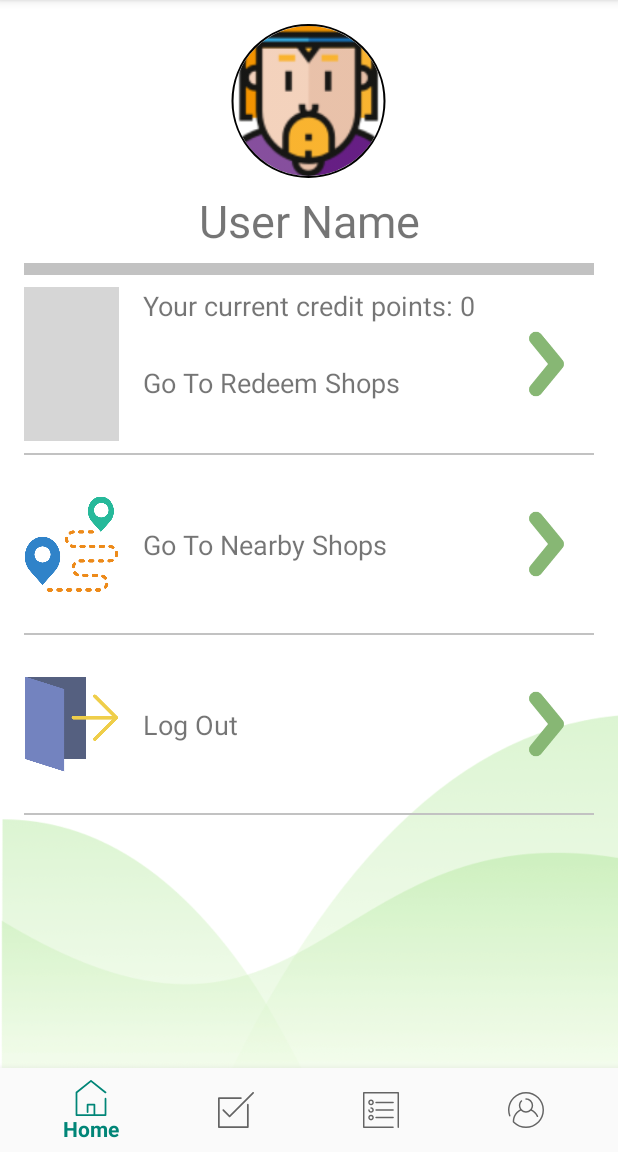
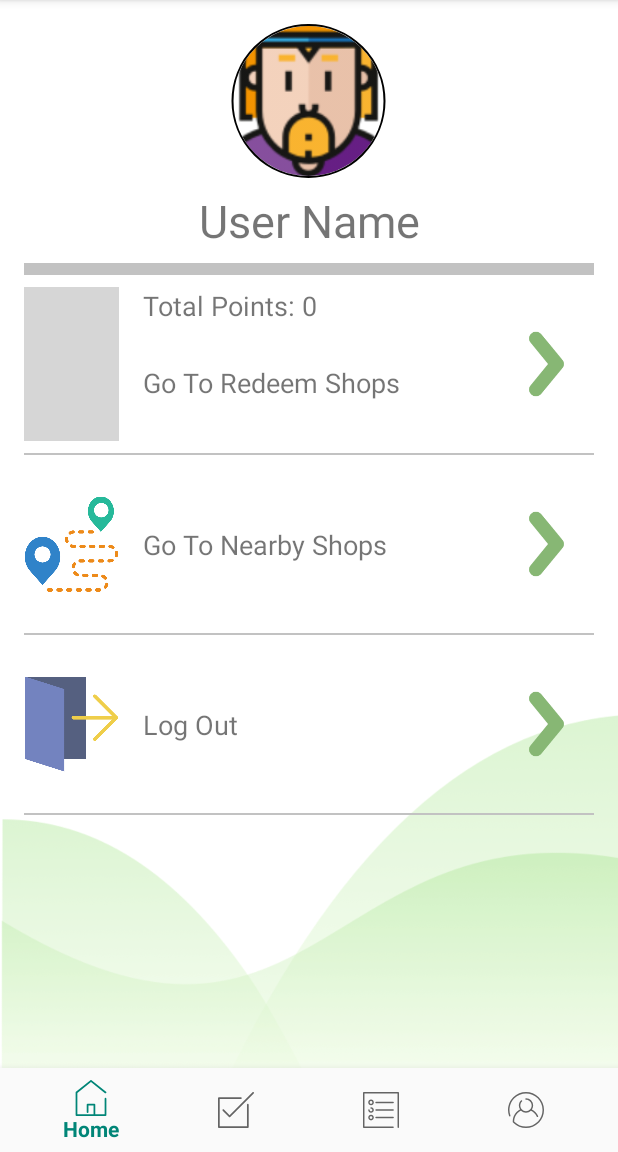
Before and after one commit to pmdw620/unimelb-mobile-group78, an Android app: the fragment ProfileFragment placed in its activity, on a phone screen of 412 x 824 dp, the part 84-1236 px from its top. Run offline under Robolectric (Android 15) with nearby library versions, the light colour scheme and no system bars; our stand-ins replace CircleImageView, Firebase (no records; nobody signed in at launch, a user with empty details on screens opened directly); 3 statements that could not run were skipped; grey boxes are pictures that could not be loaded.

Commit message:
profile fragment updated

```diff
--- a/app/src/main/java/com/unimelb/ienv/ProfileFragment.java
+++ b/app/src/main/java/com/unimelb/ienv/ProfileFragment.java
@@ -2,6 +2,7 @@ package com.unimelb.ienv;
 
 import android.content.Context;
 import android.content.Intent;
+import android.content.pm.PackageManager;
 import android.database.Cursor;
 import android.database.sqlite.SQLiteDatabase;
 import android.graphics.Point;
@@ -20,6 +21,8 @@ import android.widget.Toast;
 
 import androidx.annotation.NonNull;
 import androidx.annotation.Nullable;
+import androidx.core.app.ActivityCompat;
+import androidx.core.content.ContextCompat;
 import androidx.fragment.app.Fragment;
 
 import com.google.android.gms.tasks.OnCompleteListener;
@@ -29,8 +32,6 @@ import com.google.firebase.firestore.DocumentReference;
 import com.google.firebase.firestore.DocumentSnapshot;
 import com.google.firebase.firestore.FirebaseFirestore;
 
-import org.w3c.dom.Text;
-
 
 public class ProfileFragment extends Fragment {
 
@@ -39,8 +40,11 @@ public class ProfileFragment extends Fragment {
     private ImageView storeBtn;
     private ImageView mapBtn;
     private TextView displayName;
+    private TextView my_score;
     private de.hdodenhof.circleimageview.CircleImageView avatar;
     private FirebaseFirestore db;
+    private boolean mLocationPermissionGranted = false;
+    private final int PERMISSIONS_REQUEST_ACCESS_FINE_LOCATION = 1111;
 
 
     @Nullable
@@ -67,7 +71,6 @@ public class ProfileFragment extends Fragment {
         lp.height = height/8;
         linearLayout3.setLayoutParams(lp);
         return rootview;
-
     }
 
     @Override
@@ -78,7 +81,12 @@ public class ProfileFragment extends Fragment {
         mapBtn = (ImageView) getView().findViewById(R.id.mapBtn);
         displayName = (TextView) getView().findViewById(R.id.displayName);
         avatar = getView().findViewById(R.id.avatar);
+
+        my_score = (TextView) getView().findViewById(R.id.my_score);
         db = FirebaseFirestore.getInstance();
+        if(!mLocationPermissionGranted){
+            getLocationPermission();
+        }
 
         DocumentReference dr = db.collection("UserCollection").document(MainActivity.currentUser.getUid());
         dr.get().addOnSuccessListener(new OnSuccessListener<DocumentSnapshot>() {
@@ -89,9 +97,6 @@ public class ProfileFragment extends Fragment {
                     displayName.setText(name);
                     int avatarID = documentSnapshot.getLong("avatarId").intValue();
                     avatar.setImageResource(avatarID);
-                    int totalPoints = documentSnapshot.getLong("totalPoints").intValue();
-                    TextView scores = getView().findViewById(R.id.my_score);
-                    scores.setText("Your current credit points: " + totalPoints);
                 } else{
                     Toast.makeText(getContext(), "Document does not exist", Toast.LENGTH_SHORT).show();
                 }
@@ -107,22 +112,24 @@ public class ProfileFragment extends Fragment {
             }
         });
 
-        storeBtn.setOnClickListener(new View.OnClickListener(){
-            public void onClick(View v){
-                Intent i = new Intent(getActivity(),ShopActivity.class);
-                startActivity(i);
+        mapBtn.setOnClickListener(new View.OnClickListener() {
+            @Override
+            public void onClick(View view) {
+                Intent intent = new Intent(getContext(), MapsActivity.class);
+                startActivity(intent);
             }
         });
+
+        setScore();
     }
 
-    public void setScore(){
+    private void setScore(){
         DocumentReference dr = db.collection("UserCollection").document(MainActivity.currentUser.getUid());
         dr.get().addOnSuccessListener(new OnSuccessListener<DocumentSnapshot>() {
             @Override
             public void onSuccess(DocumentSnapshot documentSnapshot) {
-                int totalPoints = documentSnapshot.getLong("totalPoints").intValue();
-                TextView scores = getView().findViewById(R.id.my_score);
-                scores.setText("Your current credit points: " + totalPoints);
+                long score = documentSnapshot.getLong("totalPoints");
+                my_score.setText("Total Points: " + score);
             }
         });
     }
@@ -130,7 +137,6 @@ public class ProfileFragment extends Fragment {
     @Override
     public void onResume() {
         super.onResume();
-        setScore();
     }
 
     public static int getWidth(Context mContext){
@@ -161,4 +167,35 @@ public class ProfileFragment extends Fragment {
         }
         return height;
     }
+
+    private void getLocationPermission() {
+        /*
+         * Request location permission, so that we can get the location of the
+         * device. The result of the permission request is handled by a callback,
+         * onRequestPermissionsResult.
+         */
+        if (ContextCompat.checkSelfPermission(getActivity(),
+                android.Manifest.permission.ACCESS_FINE_LOCATION)
+                == PackageManager.PERMISSION_GRANTED) {
+            mLocationPermissionGranted = true;
+        } else {
+            ActivityCompat.requestPermissions(getActivity(),
+                    new String[]{android.Manifest.permission.ACCESS_FINE_LOCATION},
+                    PERMISSIONS_REQUEST_ACCESS_FINE_LOCATION);
+        }
+    }
+
+    @Override
+    public void onRequestPermissionsResult(int requestCode, @NonNull String[] permissions, @NonNull int[] grantResults) {
+        mLocationPermissionGranted = false;
+        switch (requestCode) {
+            case PERMISSIONS_REQUEST_ACCESS_FINE_LOCATION: {
+                // If request is cancelled, the result arrays are empty.
+                if (grantResults.length > 0
+                        && grantResults[0] == PackageManager.PERMISSION_GRANTED) {
+                    mLocationPermissionGranted = true;
+                }
+            }
+        }
+    }
 }
```
